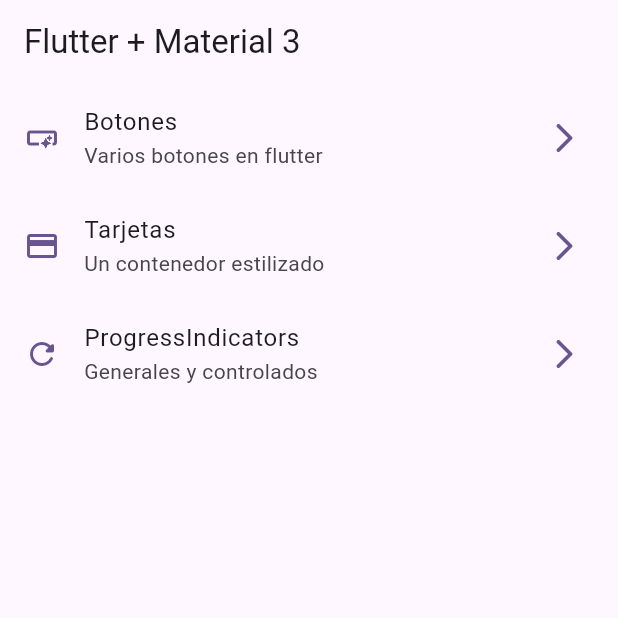
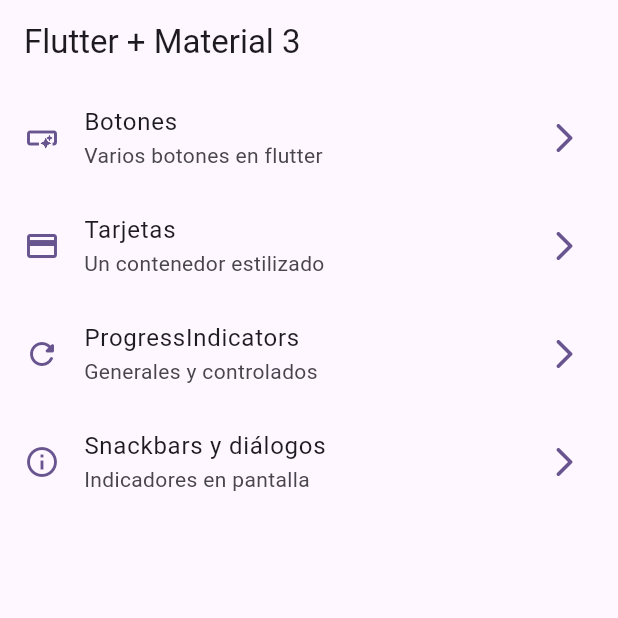
Before and after one commit to SammyCode/widgets_catalog, a Flutter app: the screen it shows after launch, on a phone screen of 412 x 824 dp, the top half of it. Run offline on Flutter 3.47's test engine with Material 3 defaults, Android fonts, the phone set to English and light mode, and no system bars; our stand-ins replace go_router.

Commit message:
Created snackbar

```diff
--- a/lib/config/menu/menu_items.dart
+++ b/lib/config/menu/menu_items.dart
@@ -29,4 +29,9 @@ const appMenuItems = <MenuItem>[
       subTitle: 'Generales y controlados',
       link: '/progress',
       icon: Icons.refresh_rounded),
+  MenuItem(
+      title: 'Snackbars y diálogos',
+      subTitle: 'Indicadores en pantalla',
+      link: '/snackbar',
+      icon: Icons.info_outline),
 ];
--- a/lib/config/router/app_router.dart
+++ b/lib/config/router/app_router.dart
@@ -23,5 +23,10 @@ final appRouter = GoRouter(
       name: ProgressScreen.name,
       builder: (context, state) => const ProgressScreen(),
     ),
+    GoRoute(
+      path: '/snackbar',
+      name: SnackbarScreen.name,
+      builder: (context, state) => const SnackbarScreen(),
+    ),
   ],
 );
```
Also changed, not shown: lib/presentation/screens/snackbar/snackbar_screen.dart (+23 -1 lines).
